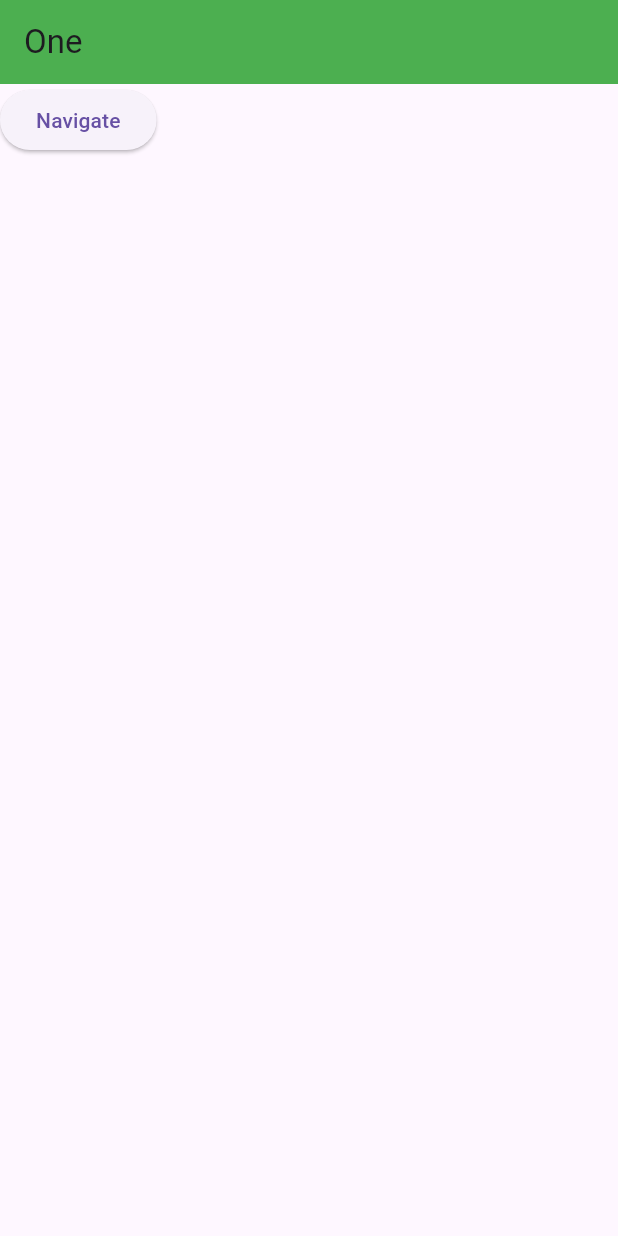
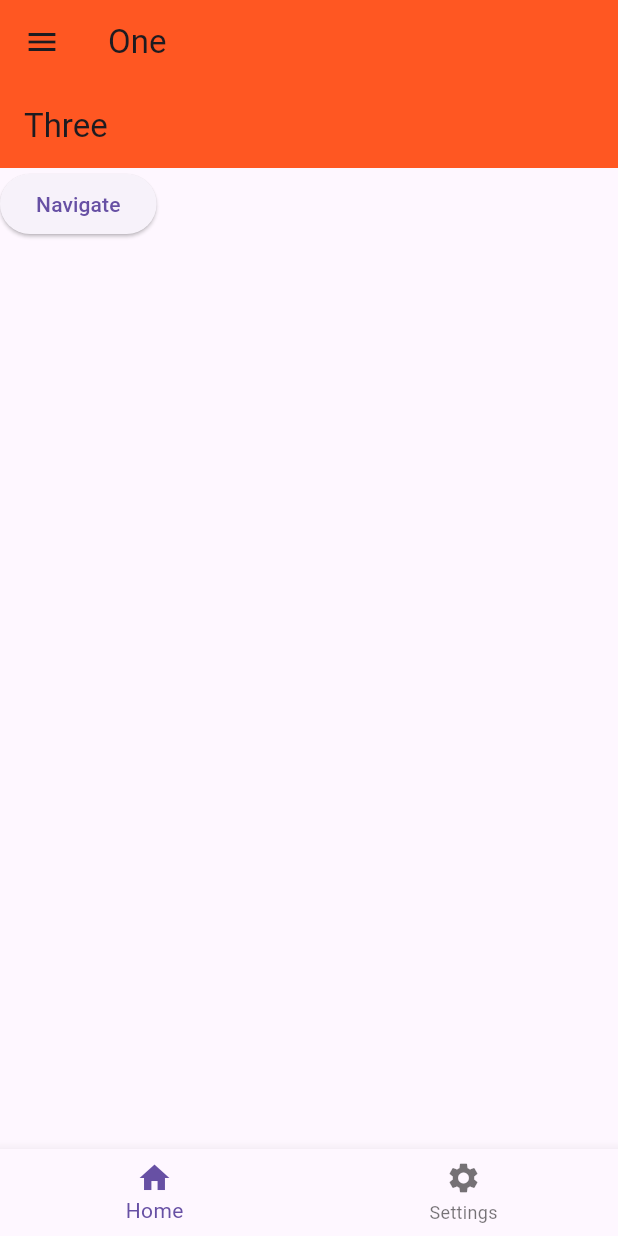
Before and after one commit to luisdlpr/learning_flutter, a Flutter app: the screen it shows after launch, on a phone screen of 412 x 824 dp. Run offline on Flutter 3.47's test engine with Material 3 defaults, Android fonts, the phone set to English and light mode, and no system bars.

Commit message:
demo different methods of navigation (button, bottomnavbar, drawers)

```diff
--- a/navigator/lib/main.dart
+++ b/navigator/lib/main.dart
@@ -9,31 +9,84 @@ class MyApp extends StatelessWidget {
 
   @override
   Widget build(BuildContext context) {
-    return MaterialApp(home: PageOne());
+    return MaterialApp(
+      home: PageOne(),
+      routes: {
+        '/pagetwo': (context) => PageTwo(),
+      },
+    );
   }
 }
 
-class PageOne extends StatelessWidget {
-  const PageOne({super.key});
+class PageOne extends StatefulWidget {
+  PageOne({super.key});
+
+  @override
+  State<PageOne> createState() => _PageOneState();
+}
+
+class _PageOneState extends State<PageOne> {
+  int selectedPage = 0;
+
+  final List pages = [
+    PageThree(),
+    PageTwo(),
+  ];
+
+  void navigateThroughBottomBar(int index) {
+    setState(() {
+      selectedPage = index;
+    });
+  }
 
   @override
   Widget build(BuildContext context) {
-    return MaterialApp(
-      home: Scaffold(
+    return Scaffold(
       appBar: AppBar(
-            backgroundColor: Colors.green,
+        backgroundColor: Colors.deepOrange,
         title: const Text('One'),
       ),
-          body: ElevatedButton(
-            child: Text('Navigate'),
-            onPressed: () {
-              Navigator.push(
-                  context,
-                  MaterialPageRoute(
-                    builder: (_) => PageTwo(),
-                  ));
-            },
+      // body: ElevatedButton(
+      //   child: Text('Navigate'),
+      //   onPressed: () {
+      //     // Navigator.push(
+      //     //     context,
+      //     //     MaterialPageRoute(
+      //     //       builder: (context) => PageTwo(),
+      //     //     ));
+      //     Navigator.pushNamed(context, '/pagetwo');
+      //   },
+      // ),
+      body: pages[selectedPage],
+      drawer: Drawer(
+          backgroundColor: Colors.amber,
+          child: Column(
+            children: [
+              DrawerHeader(child: Icon(Icons.favorite, size: 48)),
+              ListTile(
+                  leading: Icon(Icons.home),
+                  title: Text('Home'),
+                  onTap: () {
+                    Navigator.pop(context); // close drawer
+                    Navigator.pushNamed(context, '/pagetwo');
+                  }),
+              ListTile(
+                  leading: Icon(Icons.settings),
+                  title: Text('Settings'),
+                  onTap: () {
+                    Navigator.pop(context); // close drawer
+                    Navigator.pushNamed(context, '/pagetwo');
+                  }),
+            ],
           )),
+      bottomNavigationBar: BottomNavigationBar(
+          currentIndex: selectedPage,
+          onTap: navigateThroughBottomBar,
+          items: [
+            BottomNavigationBarItem(icon: Icon(Icons.home), label: 'Home'),
+            BottomNavigationBarItem(
+                icon: Icon(Icons.settings), label: 'Settings'),
+          ]),
     );
   }
 }
@@ -43,10 +96,9 @@ class PageTwo extends StatelessWidget {
 
   @override
   Widget build(BuildContext context) {
-    return MaterialApp(
-      home: Scaffold(
+    return Scaffold(
       appBar: AppBar(
-          backgroundColor: Colors.green,
+        backgroundColor: Colors.deepOrange,
         title: const Text('Two'),
       ),
       body: ElevatedButton(
@@ -55,11 +107,34 @@ class PageTwo extends StatelessWidget {
           Navigator.push(
               context,
               MaterialPageRoute(
-                  builder: (_) => PageOne(),
+                builder: (context) => PageTwo(),
               ));
         },
-        ),
       ),
     );
   }
 }
+
+class PageThree extends StatelessWidget {
+  const PageThree({super.key});
+
+  @override
+  Widget build(BuildContext context) {
+    return Scaffold(
+      appBar: AppBar(
+        backgroundColor: Colors.deepOrange,
+        title: const Text('Three'),
+      ),
+      body: ElevatedButton(
+        child: Text('Navigate'),
+        onPressed: () {
+          Navigator.push(
+              context,
+              MaterialPageRoute(
+                builder: (context) => PageTwo(),
+              ));
+        },
+      ),
+    );
+  }
+}
```
Lines whose indentation alone changed are shown as unchanged.
